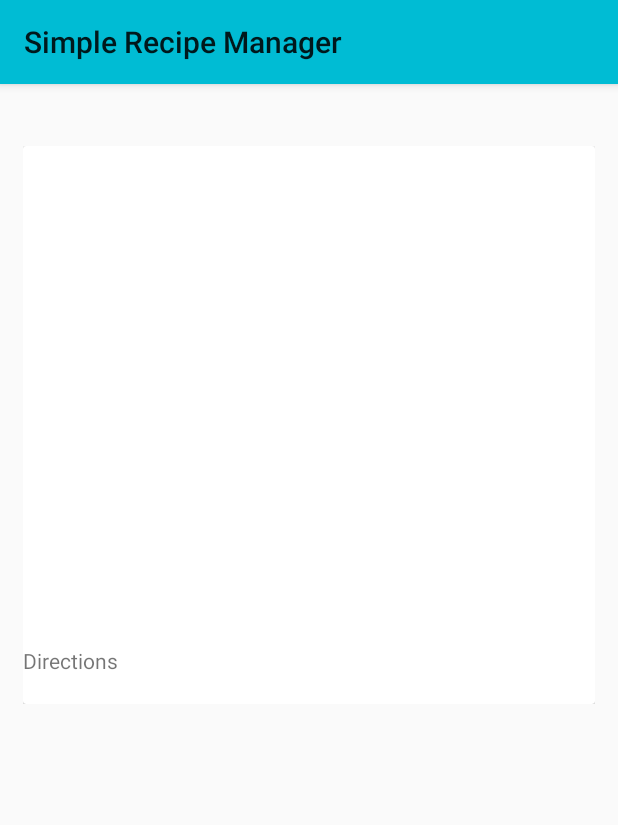
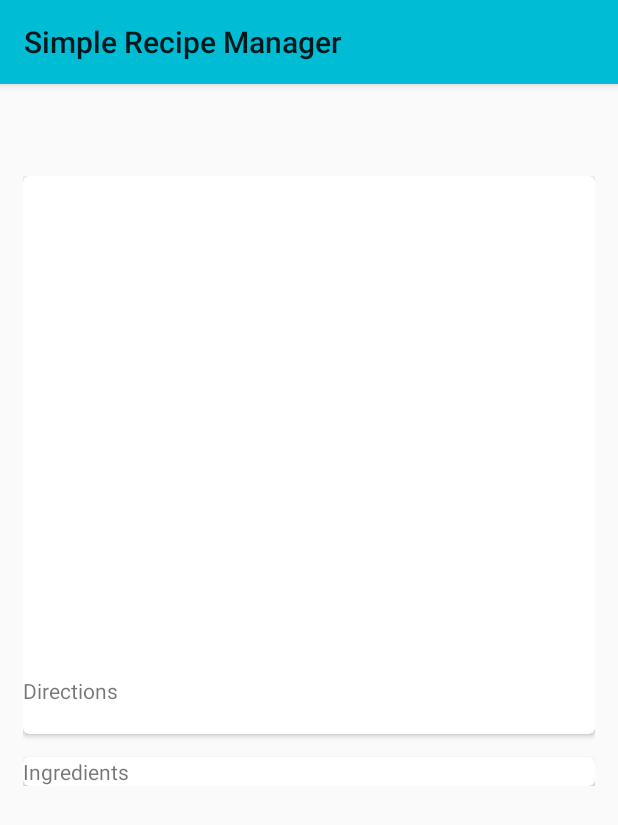
Before and after one commit to simple-recipe-manager/srm-android, an Android app: the layout fragment_recipe.xml on its own in the app's theme, with its tools: preview values and no code run, on a phone screen of 412 x 824 dp. Shown: the top 825 px of the screen. Run offline under Robolectric (Android 15) with nearby library versions, the phone set to English and light mode, and no system bars.

Commit message:
It looks not horrible

```diff
--- a/app/src/main/java/org/bdawg/simplerecipemanager/domain/Author.java
+++ b/app/src/main/java/org/bdawg/simplerecipemanager/domain/Author.java
@@ -1,8 +1,9 @@
 package org.bdawg.simplerecipemanager.domain;
 
+import java.io.Serializable;
 import java.util.UUID;
 
-public class Author {
+public class Author implements Serializable {
 	public static final String TABLE_NAME = "Authors";
 	private UUID id;
 	private String name;
--- a/app/src/main/java/org/bdawg/simplerecipemanager/domain/HACCP.java
+++ b/app/src/main/java/org/bdawg/simplerecipemanager/domain/HACCP.java
@@ -1,6 +1,8 @@
 package org.bdawg.simplerecipemanager.domain;
 
-public class HACCP {
+import java.io.Serializable;
+
+public class HACCP implements Serializable{
 
 	private String critical_control_point;
 	private String control_point;
--- a/app/src/main/java/org/bdawg/simplerecipemanager/domain/Ingredient.java
+++ b/app/src/main/java/org/bdawg/simplerecipemanager/domain/Ingredient.java
@@ -1,9 +1,10 @@
 package org.bdawg.simplerecipemanager.domain;
 
+import java.io.Serializable;
 import java.util.Set;
 import java.util.UUID;
 
-public class Ingredient {
+public class Ingredient implements Serializable {
 
 	public static final String TABLE_NAME = "Ingredients";
 
--- a/app/src/main/java/org/bdawg/simplerecipemanager/domain/IngredientAndAmount.java
+++ b/app/src/main/java/org/bdawg/simplerecipemanager/domain/IngredientAndAmount.java
@@ -1,8 +1,9 @@
 package org.bdawg.simplerecipemanager.domain;
 
+import java.io.Serializable;
 import java.util.UUID;
 
-public class IngredientAndAmount {
+public class IngredientAndAmount implements Serializable{
     private UUID id;
     private Ingredient ingredient;
     private double value;
--- a/app/src/main/java/org/bdawg/simplerecipemanager/domain/Note.java
+++ b/app/src/main/java/org/bdawg/simplerecipemanager/domain/Note.java
@@ -1,8 +1,9 @@
 package org.bdawg.simplerecipemanager.domain;
 
+import java.io.Serializable;
 import java.util.UUID;
 
-public class Note {
+public class Note implements Serializable {
 
 	private UUID id;
 	private String note;
--- a/app/src/main/java/org/bdawg/simplerecipemanager/domain/OvenTemp.java
+++ b/app/src/main/java/org/bdawg/simplerecipemanager/domain/OvenTemp.java
@@ -1,6 +1,8 @@
 package org.bdawg.simplerecipemanager.domain;
 
-public class OvenTemp {
+import java.io.Serializable;
+
+public class OvenTemp implements Serializable {
 	private TemperatureUnit unit;
 	private long amount;
 
--- a/app/src/main/java/org/bdawg/simplerecipemanager/domain/ProcessingTag.java
+++ b/app/src/main/java/org/bdawg/simplerecipemanager/domain/ProcessingTag.java
@@ -1,8 +1,9 @@
 package org.bdawg.simplerecipemanager.domain;
 
+import java.io.Serializable;
 import java.util.UUID;
 
-public class ProcessingTag {
+public class ProcessingTag implements Serializable {
 	private UUID id;
 	private String tag;
 
--- a/app/src/main/java/org/bdawg/simplerecipemanager/domain/SourceBook.java
+++ b/app/src/main/java/org/bdawg/simplerecipemanager/domain/SourceBook.java
@@ -1,9 +1,10 @@
 package org.bdawg.simplerecipemanager.domain;
 
+import java.io.Serializable;
 import java.util.List;
 import java.util.UUID;
 
-public class SourceBook {
+public class SourceBook implements Serializable {
 
 	public static final String TABLE_NAME = "Sources";
 
--- a/app/src/main/java/org/bdawg/simplerecipemanager/domain/Step.java
+++ b/app/src/main/java/org/bdawg/simplerecipemanager/domain/Step.java
@@ -1,8 +1,9 @@
 package org.bdawg.simplerecipemanager.domain;
 
+import java.io.Serializable;
 import java.util.UUID;
 
-public class Step {
+public class Step implements Serializable {
 
 	private UUID id;
 	private String stepDetails;
--- a/app/src/main/java/org/bdawg/simplerecipemanager/domain/UnitTag.java
+++ b/app/src/main/java/org/bdawg/simplerecipemanager/domain/UnitTag.java
@@ -1,8 +1,9 @@
 package org.bdawg.simplerecipemanager.domain;
 
+import java.io.Serializable;
 import java.util.UUID;
 
-public class UnitTag {
+public class UnitTag implements Serializable{
 	private UUID id;
 	private String tag;
 
--- a/app/src/main/java/org/bdawg/simplerecipemanager/domain/Yield.java
+++ b/app/src/main/java/org/bdawg/simplerecipemanager/domain/Yield.java
@@ -1,8 +1,9 @@
 package org.bdawg.simplerecipemanager.domain;
 
+import java.io.Serializable;
 import java.util.UUID;
 
-public class Yield {
+public class Yield implements Serializable{
     private UUID id;
     private long serves;
     private UnitTag unit;
--- a/app/src/main/res/layout/fragment_recipe.xml
+++ b/app/src/main/res/layout/fragment_recipe.xml
@@ -1,57 +1,100 @@
 <?xml version="1.0" encoding="utf-8"?>
 <LinearLayout xmlns:android="http://schemas.android.com/apk/res/android"
-    xmlns:tools="http://schemas.android.com/tools"
     xmlns:card_view="http://schemas.android.com/apk/res-auto"
+    style="@style/LinearLayoutPadding"
     android:layout_width="match_parent"
     android:layout_height="match_parent"
-    android:orientation="vertical"
     android:layout_marginLeft="@dimen/recipe_frag_margins_side"
-    android:layout_marginRight="@dimen/recipe_frag_margins_side">
+    android:layout_marginRight="@dimen/recipe_frag_margins_side"
+    android:orientation="vertical">
 
     <TextView
+        android:id="@+id/recipe_frag_title"
+        style="@style/RecipeMaterialText"
         android:layout_width="match_parent"
         android:layout_height="wrap_content"
-        android:textStyle="bold"
+        android:textColor="@color/primary_dark"
         android:textSize="@dimen/recipe_frag_title_size"
+        android:textStyle="bold" />
+
+    <TextView
+        android:id="@+id/recipe_frag_added_at"
         style="@style/RecipeMaterialText"
-        android:textColor="@color/primary"
-        android:id="@+id/recipe_frag_title"/>
-    <TextView
         android:layout_width="match_parent"
         android:layout_height="wrap_content"
-        android:id="@+id/recipe_frag_added_at"
-        style="@style/RecipeMaterialText"
-        android:textSize="@dimen/recipe_frag_added_at_size"
         android:textColor="@android:color/secondary_text_light"
-        />
+        android:textSize="@dimen/recipe_frag_added_at_size" />
+
     <ScrollView
         android:layout_width="match_parent"
-        android:layout_height="wrap_content">
+        android:layout_height="wrap_content"
+        android:scrollbars="none">
+
+        <LinearLayout
+            style="@style/LinearLayoutPadding"
+            android:layout_width="fill_parent"
+            android:layout_height="wrap_content"
+            android:orientation="vertical">
+
             <android.support.v7.widget.CardView
-                xmlns:card_view="http://schemas.android.com/apk/res-auto"
                 android:id="@+id/recipe_frag_cv_header"
                 android:layout_width="match_parent"
                 android:layout_height="wrap_content"
-                android:layout_gravity="center" >
+                android:layout_gravity="center"
+                card_view:cardCornerRadius="4dp">
+
+                <LinearLayout
+                    android:layout_width="match_parent"
+                    android:layout_height="wrap_content"
+                    android:orientation="vertical">
+
+                    <ImageView
+                        android:id="@+id/recipe_frag_cv_header_image"
+                        android:layout_width="fill_parent"
+                        android:layout_height="@dimen/recipe_frag_image"
+                        android:scaleType="centerCrop" />
+
+                    <TextView
+                        android:id="@+id/recipe_frag_cv_header_directions"
+                        android:layout_width="fill_parent"
+                        android:layout_height="wrap_content"
+                        android:text="@string/recipe_frag_header_text" />
+
+                    <TextView
+                        android:id="@+id/recipe_frag_directions_text"
+                        android:layout_width="fill_parent"
+                        android:layout_height="wrap_content" />
+                </LinearLayout>
+            </android.support.v7.widget.CardView>
+
+            <android.support.v7.widget.CardView
+                android:id="@+id/recipe_frag_cv_ingredients"
+                android:layout_width="match_parent"
+                android:layout_height="wrap_content"
+                android:layout_gravity="center"
+                android:layout_marginTop="@dimen/recipe_frag_margins_side"
+                card_view:cardCornerRadius="4dp" >
+
                 <LinearLayout
                     android:orientation="vertical"
                     android:layout_width="match_parent"
                     android:layout_height="wrap_content">
-                        <ImageView
-                            android:layout_width="fill_parent"
-                            android:layout_height="@dimen/recipe_frag_image"
-                            android:id="@+id/recipe_frag_cv_header_image"
-                            android:scaleType="fitXY"/>
+
                     <TextView
+                        android:id="@+id/recipe_frag_cv_header_ingredients"
                         android:layout_width="fill_parent"
                         android:layout_height="wrap_content"
-                            android:id="@+id/recipe_frag_cv_header_directions"
-                            android:text="@string/recipe_frag_header_text"/>
-                        <TextView
+                        android:text="@string/recipe_frag_header_ingredient_text" />
+
+                    <LinearLayout
+                        android:id="@+id/recipe_frag_ingr_check_list"
                         android:layout_width="fill_parent"
                         android:layout_height="wrap_content"
-                            android:id="@+id/recipe_frag_directions_text"/>
+                        android:orientation="vertical">
+
+                    </LinearLayout>
                 </LinearLayout>
             </android.support.v7.widget.CardView>
+        </LinearLayout>
     </ScrollView>
 </LinearLayout>
--- a/app/src/main/res/values-v21/styles.xml
+++ b/app/src/main/res/values-v21/styles.xml
@@ -14,4 +14,8 @@
     <style name="RecipeMaterialText" parent="android:Widget.Material.Light.TextView">
 
     </style>
+
+    <style name="LinearLayoutPadding" parent="android:Widget.Material.Light.ListView">
+        <item name="android:layout_marginTop">@dimen/linear_layout_padding_top</item>
+    </style>
 </resources>
--- a/app/src/main/res/values/dimens.xml
+++ b/app/src/main/res/values/dimens.xml
@@ -6,4 +6,5 @@
     <dimen name="recipe_frag_added_at_size">10dp</dimen>
     <dimen name="recipe_frag_image">500px</dimen>
     <dimen name="recipe_frag_margins_side">15dp</dimen>
+    <dimen name="linear_layout_padding_top">10dp</dimen>
 </resources>
--- a/app/src/main/res/values/strings.xml
+++ b/app/src/main/res/values/strings.xml
@@ -13,4 +13,6 @@
     <string name="added_text_format">added %s</string>
 
     <string name="recipe_frag_header_text">Directions</string>
+
+    <string name="recipe_frag_header_ingredient_text">Ingredients</string>
 </resources>
```
Also changed, not shown: app/src/main/java/org/bdawg/simplerecipemanager/IngredientView.java (added, +35 -0 lines), app/src/main/java/org/bdawg/simplerecipemanager/RecipeFragment.java (+21 -8 lines), app/src/main/res/layout/ingr_view.xml (added, +15 -0 lines), app/src/main/res/layout/loading_indicator.xml (deleted, +0 -12 lines). Lines whose indentation alone changed are shown as unchanged.
